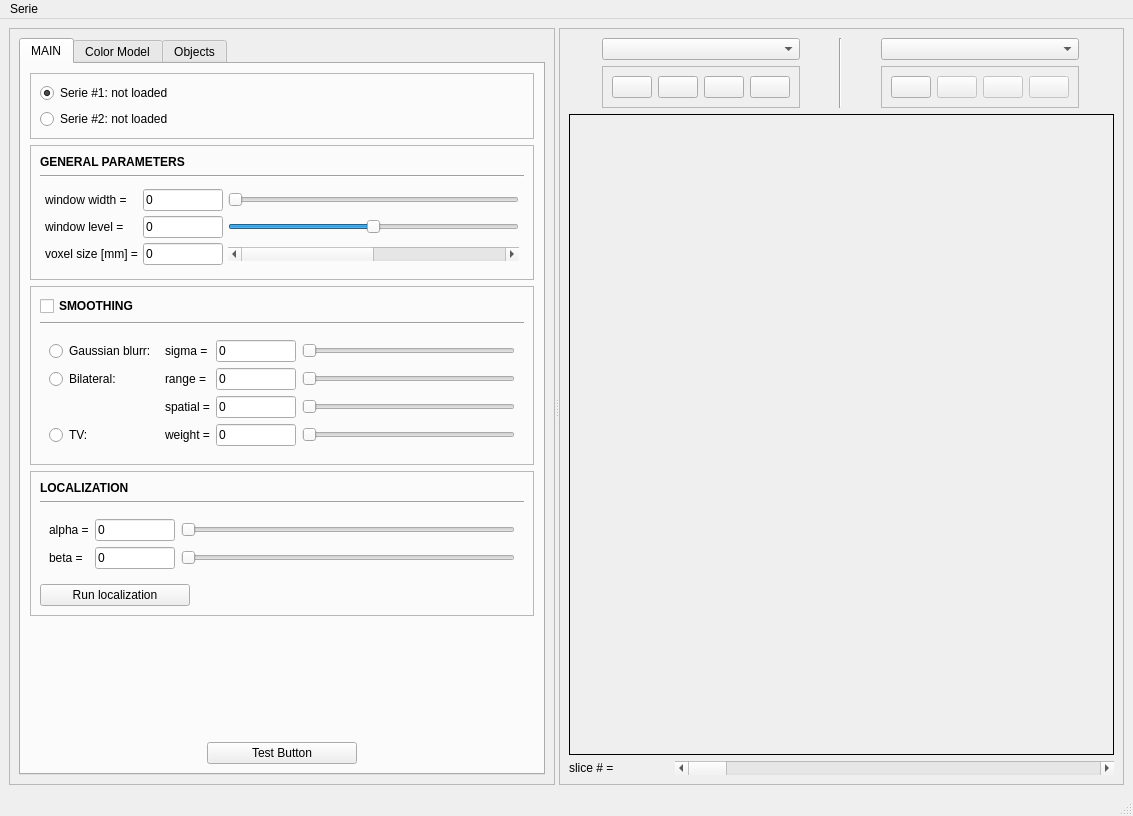
The window that lesioneditor/lession_editor_GUI.ui (mazoku/lesion_editor) describes before a commit, drawn with Qt 5.
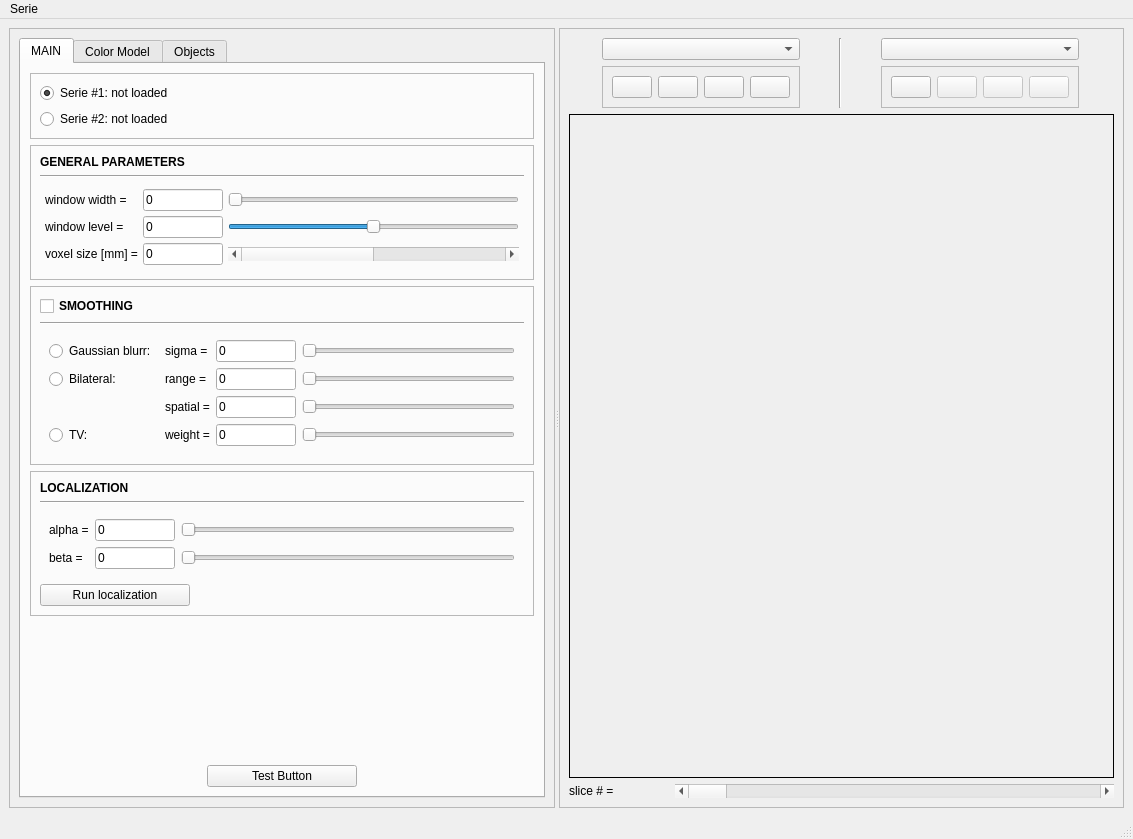
The same window after the commit. Icons and pictures are not drawn.

```diff
--- a/lesioneditor/lession_editor_GUI.ui
+++ b/lesioneditor/lession_editor_GUI.ui
@@ -7,7 +7,7 @@
     <x>0</x>
     <y>0</y>
     <width>1133</width>
-    <height>816</height>
+    <height>839</height>
    </rect>
   </property>
   <property name="sizePolicy">
```
Left out of the diff: 8 changed lines with no effect on the pictures.
